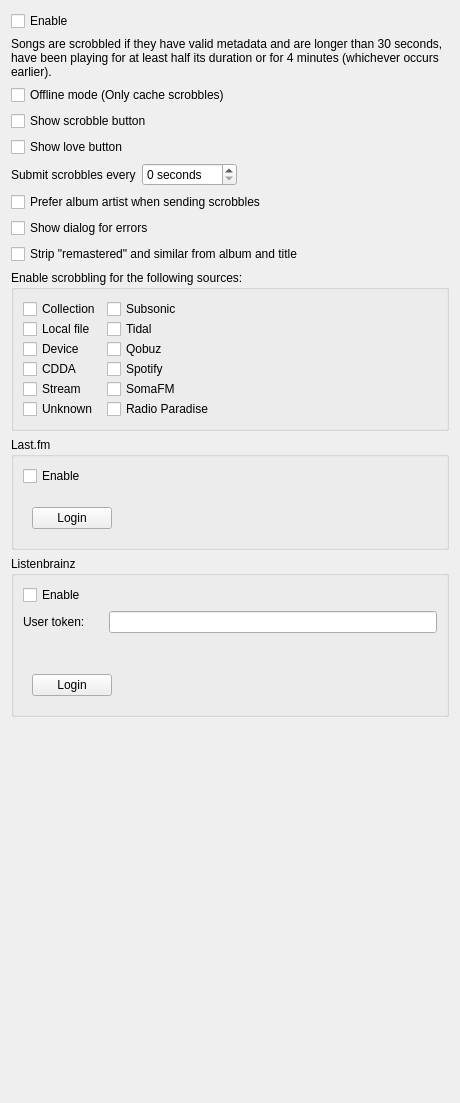
Qt form src/settings/scrobblersettingspage.ui (strawberrymusicplayer/strawberry) before a commit.
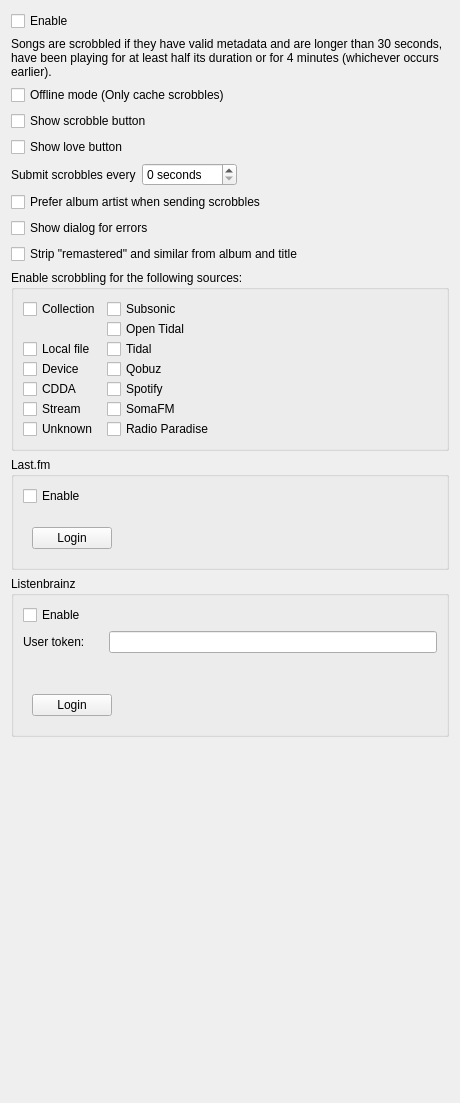
The same form after that commit. Custom widgets are drawn as their Qt base class.

Commit message: Try openapi.tidal.com API

```diff
--- a/src/settings/scrobblersettingspage.ui
+++ b/src/settings/scrobblersettingspage.ui
@@ -162,6 +162,13 @@
         </property>
        </widget>
       </item>
+      <item row="1" column="1">
+       <widget class="QCheckBox" name="checkbox_source_opentidal">
+        <property name="text">
+         <string>Open Tidal</string>
+        </property>
+       </widget>
+      </item>
       <item row="3" column="0">
        <widget class="QCheckBox" name="checkbox_source_device">
         <property name="text">
```
Left out of the diff: 1 changed line with no effect on the pictures. The commit also changes 38 other files.
